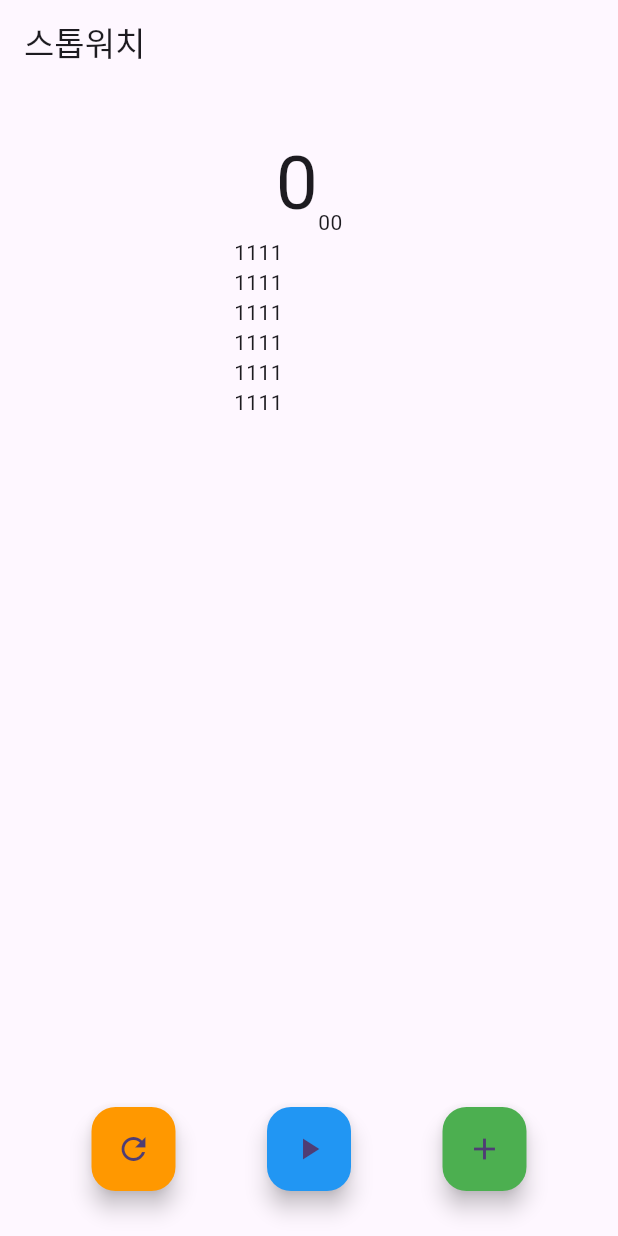
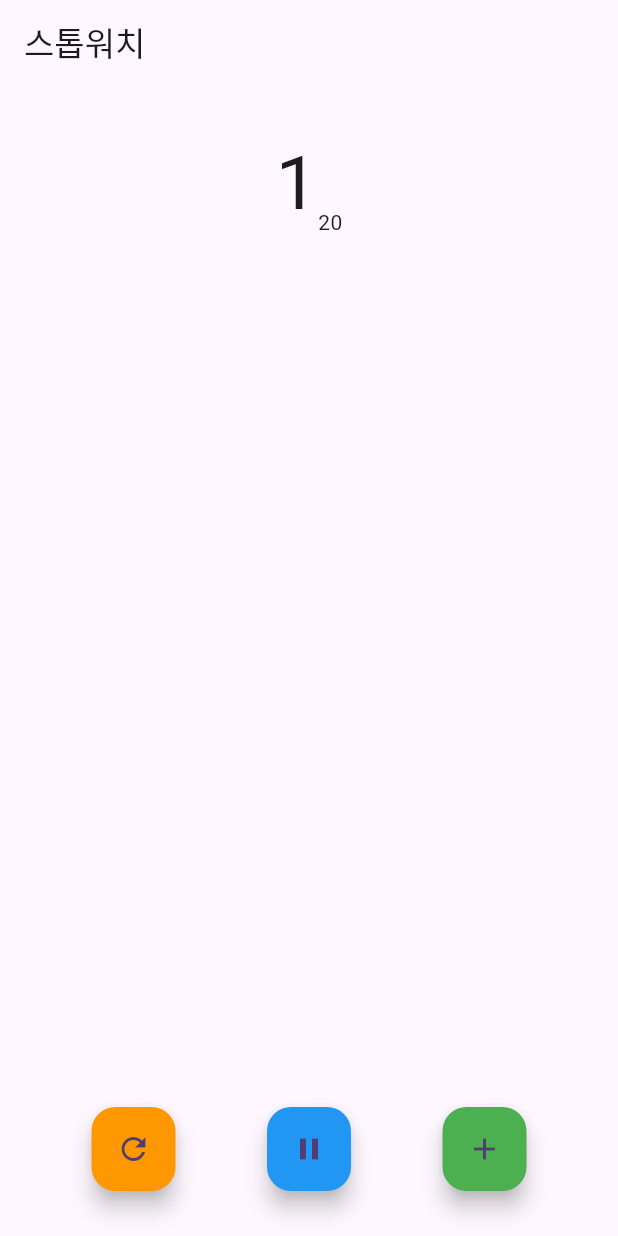
Before and after one commit to oneStar92/stop_watch, a Flutter app: the screen it shows after launch, after a tap on the "play arrow" icon, on a phone screen of 412 x 824 dp. Run offline on Flutter 3.47's test engine with Material 3 defaults, Android fonts, the phone set to English and light mode, and no system bars.

Commit message:
feat: StopWatch 기능 구현

```diff
--- a/lib/stop_watch_screen.dart
+++ b/lib/stop_watch_screen.dart
@@ -1,3 +1,5 @@
+import 'dart:async';
+
 import 'package:flutter/material.dart';
 
 class StopWatchScreen extends StatefulWidget {
@@ -8,8 +10,57 @@ class StopWatchScreen extends StatefulWidget {
 }
 
 class _StopWatchScreenState extends State<StopWatchScreen> {
+  Timer? _timer;
+  int _time = 0;
+  bool _isRunning = false;
+  final _lapTimes = <String>[];
+
+  void _tappedRunningButton() {
+    _isRunning = !_isRunning;
+    if (_isRunning) {
+      _start();
+    } else {
+      _pause();
+    }
+  }
+
+  void _start() {
+    _time = 0;
+    _timer = Timer.periodic(const Duration(milliseconds: 10), (timer) {
+      setState(() {
+        _time++;
+      });
+    });
+  }
+
+  void _pause() {
+    _timer?.cancel();
+  }
+
+  void _reset() {
+    setState(() {
+      _isRunning = false;
+      _timer?.cancel();
+      _lapTimes.clear();
+      _time = 0;
+    });
+  }
+
+  void _recordLapTime(String time) {
+    _lapTimes.insert(0, time);
+  }
+
+  @override
+  void dispose() {
+    _timer?.cancel();
+    super.dispose();
+  }
+
   @override
   Widget build(BuildContext context) {
+    int sec = _time ~/ 100;
+    String hundredth = '${_time % 100}'.padLeft(2, '0');
+
     return Scaffold(
       appBar: AppBar(
         title: const Text('스톱워치'),
@@ -19,16 +70,16 @@ class _StopWatchScreenState extends State<StopWatchScreen> {
           const SizedBox(
             height: 30,
           ),
-          const Row(
+          Row(
             mainAxisAlignment: MainAxisAlignment.center,
             crossAxisAlignment: CrossAxisAlignment.end,
             children: [
               Text(
-                '0',
-                style: TextStyle(fontSize: 50),
+                '$sec',
+                style: const TextStyle(fontSize: 50),
               ),
               Text(
-                '00',
+                hundredth,
               ),
             ],
           ),
@@ -36,14 +87,7 @@ class _StopWatchScreenState extends State<StopWatchScreen> {
             width: 100,
             height: 200,
             child: ListView(
-              children: [
-                const Text('1111'),
-                const Text('1111'),
-                const Text('1111'),
-                const Text('1111'),
-                const Text('1111'),
-                const Text('1111'),
-              ],
+              children: _lapTimes.map((e) => Center(child: Text(e))).toList(),
             ),
           ),
           const Spacer(),
@@ -52,17 +96,25 @@ class _StopWatchScreenState extends State<StopWatchScreen> {
             children: [
               FloatingActionButton(
                 backgroundColor: Colors.orange,
-                onPressed: () {},
+                onPressed: () => _reset(),
                 child: const Icon(Icons.refresh),
               ),
               FloatingActionButton(
                 backgroundColor: Colors.blue,
-                onPressed: () {},
-                child: const Icon(Icons.play_arrow),
+                onPressed: () {
+                  setState(() {
+                    _tappedRunningButton();
+                  });
+                },
+                child: _isRunning ? const Icon(Icons.pause) : const Icon(Icons.play_arrow),
               ),
               FloatingActionButton(
                 backgroundColor: Colors.green,
-                onPressed: () {},
+                onPressed: () {
+                  setState(() {
+                    _recordLapTime('$sec.$hundredth');
+                  });
+                },
                 child: const Icon(Icons.add),
               ),
             ],
```
